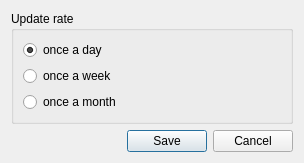
This is settingsobstraclesdialog.ui in khmaksim/AviacominfoTools as Qt 5 draws it before an edit. The edited form follows.
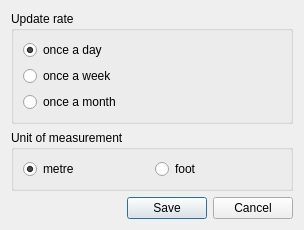
This is the edited form.

Commit message: Change settings UI dialog for convert unit.

Diff of the .ui file:
```diff
--- a/settingsobstraclesdialog.ui
+++ b/settingsobstraclesdialog.ui
@@ -7,14 +7,14 @@
     <x>0</x>
     <y>0</y>
     <width>304</width>
-    <height>148</height>
+    <height>199</height>
    </rect>
   </property>
   <property name="windowTitle">
    <string>Settings</string>
   </property>
   <layout class="QGridLayout" name="gridLayout_2">
-   <item row="1" column="0">
+   <item row="3" column="0">
     <spacer name="horizontalSpacer">
      <property name="orientation">
       <enum>Qt::Horizontal</enum>
@@ -27,20 +27,6 @@
      </property>
     </spacer>
    </item>
-   <item row="1" column="1">
-    <widget class="QPushButton" name="saveButton">
-     <property name="text">
-      <string>Save</string>
-     </property>
-    </widget>
-   </item>
-   <item row="1" column="2">
-    <widget class="QPushButton" name="cancelButton">
-     <property name="text">
-      <string>Cancel</string>
-     </property>
-    </widget>
-   </item>
    <item row="0" column="0" colspan="3">
     <widget class="QGroupBox" name="groupBox">
      <property name="title">
@@ -74,6 +60,59 @@
      </layout>
     </widget>
    </item>
+   <item row="3" column="1">
+    <widget class="QPushButton" name="saveButton">
+     <property name="text">
+      <string>Save</string>
+     </property>
+    </widget>
+   </item>
+   <item row="3" column="2">
+    <widget class="QPushButton" name="cancelButton">
+     <property name="text">
+      <string>Cancel</string>
+     </property>
+    </widget>
+   </item>
+   <item row="1" column="0" colspan="3">
+    <widget class="QGroupBox" name="groupBox_2">
+     <property name="title">
+      <string>Unit of measurement</string>
+     </property>
+     <layout class="QGridLayout" name="gridLayout_3">
+      <item row="0" column="0">
+       <widget class="QRadioButton" name="metreRadioButton">
+        <property name="text">
+         <string>metre</string>
+        </property>
+        <property name="checked">
+         <bool>true</bool>
+        </property>
+       </widget>
+      </item>
+      <item row="0" column="1">
+       <widget class="QRadioButton" name="footRadioButton">
+        <property name="text">
+         <string>foot</string>
+        </property>
+       </widget>
+      </item>
+     </layout>
+    </widget>
+   </item>
+   <item row="2" column="1">
+    <spacer name="verticalSpacer">
+     <property name="orientation">
+      <enum>Qt::Vertical</enum>
+     </property>
+     <property name="sizeHint" stdset="0">
+      <size>
+       <width>20</width>
+       <height>40</height>
+      </size>
+     </property>
+    </spacer>
+   </item>
   </layout>
  </widget>
  <resources/>
```
The commit also changes 2 other files.
